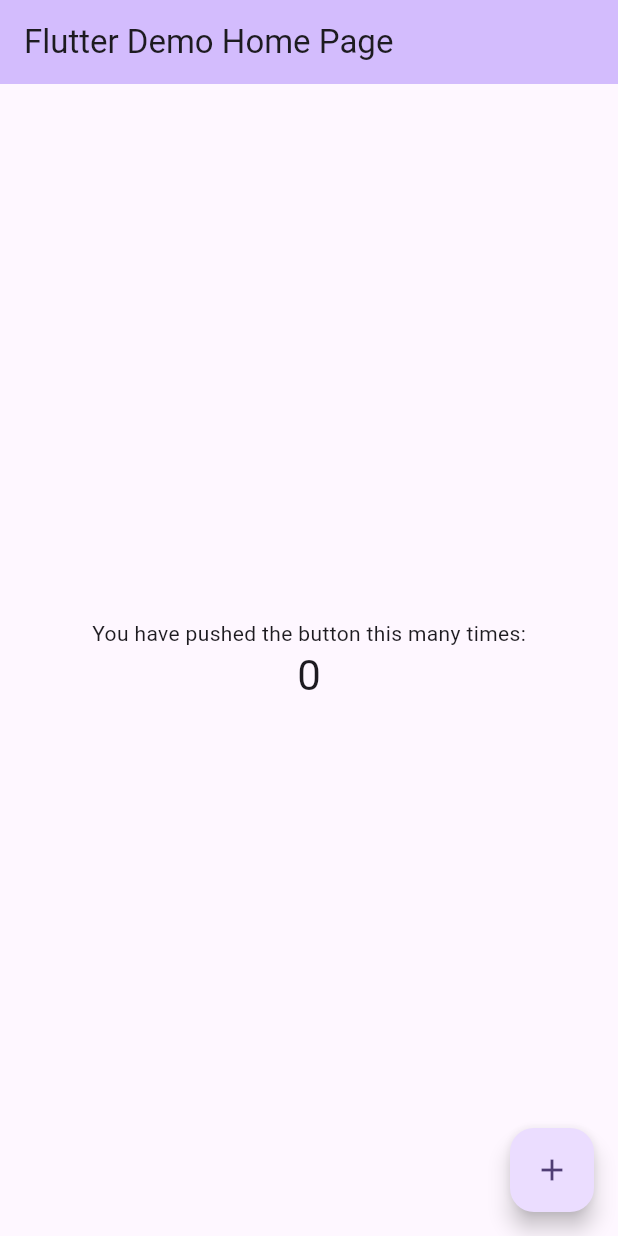
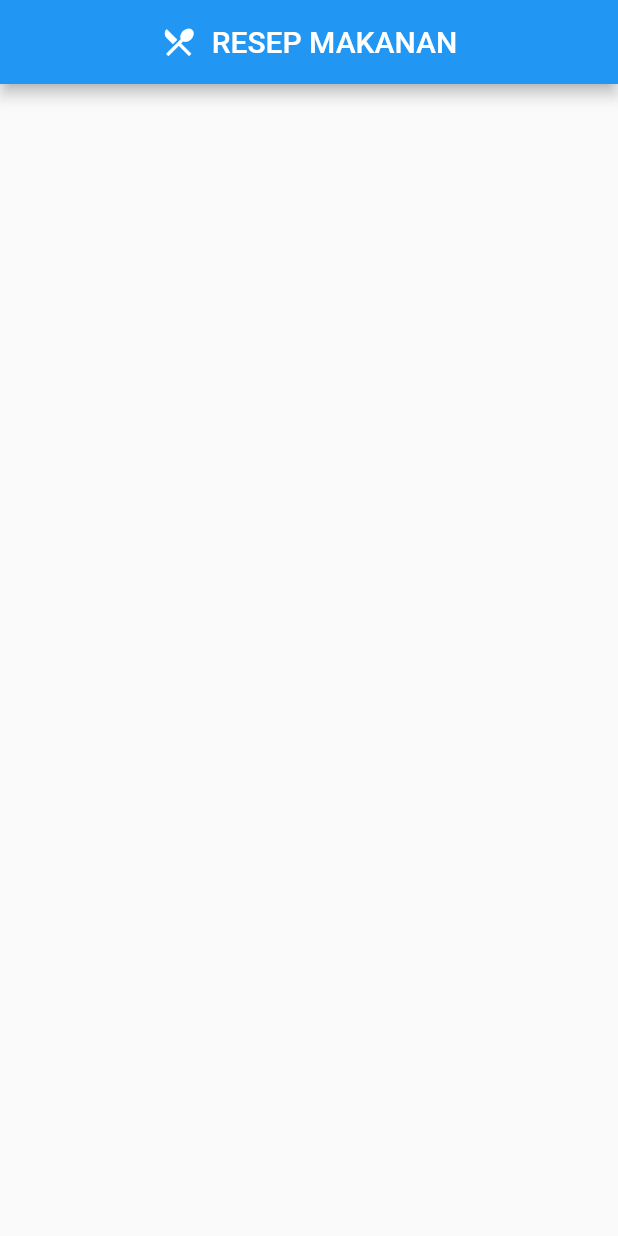
Before and after one commit to 4rip2405/last_project, a Flutter app: the screen it shows after launch, on a phone screen of 412 x 824 dp. Run offline on Flutter 3.47's test engine with Material 2 defaults, Android fonts, the phone set to English and light mode, and no system bars.

Commit message:
halaman home

```diff
--- a/lib/main.dart
+++ b/lib/main.dart
@@ -1,4 +1,5 @@
 import 'package:flutter/material.dart';
+import 'package:last_project/view/home.dart';
 
 void main() {
   runApp(const MyApp());
@@ -11,115 +12,12 @@ class MyApp extends StatelessWidget {
   @override
   Widget build(BuildContext context) {
     return MaterialApp(
-      title: 'Flutter Demo',
+      title: 'Resep Makanan',
       theme: ThemeData(
-        // This is the theme of your application.
-        //
-        // TRY THIS: Try running your application with "flutter run". You'll see
-        // the application has a blue toolbar. Then, without quitting the app,
-        // try changing the seedColor in the colorScheme below to Colors.green
-        // and then invoke "hot reload" (save your changes or press the "hot
-        // reload" button in a Flutter-supported IDE, or press "r" if you used
-        // the command line to start the app).
-        //
-        // Notice that the counter didn't reset back to zero; the application
-        // state is not lost during the reload. To reset the state, use hot
-        // restart instead.
-        //
-        // This works for code too, not just values: Most code changes can be
-        // tested with just a hot reload.
-        colorScheme: ColorScheme.fromSeed(seedColor: Colors.deepPurple),
-        useMaterial3: true,
-      ),
-      home: const MyHomePage(title: 'Flutter Demo Home Page'),
+        primarySwatch: Colors.blue,
+        primaryColor: Colors.white
+        ),
+      home: HomePage(),
     );
   }
 }
-
-class MyHomePage extends StatefulWidget {
-  const MyHomePage({super.key, required this.title});
-
-  // This widget is the home page of your application. It is stateful, meaning
-  // that it has a State object (defined below) that contains fields that affect
-  // how it looks.
-
-  // This class is the configuration for the state. It holds the values (in this
-  // case the title) provided by the parent (in this case the App widget) and
-  // used by the build method of the State. Fields in a Widget subclass are
-  // always marked "final".
-
-  final String title;
-
-  @override
-  State<MyHomePage> createState() => _MyHomePageState();
-}
-
-class _MyHomePageState extends State<MyHomePage> {
-  int _counter = 0;
-
-  void _incrementCounter() {
-    setState(() {
-      // This call to setState tells the Flutter framework that something has
-      // changed in this State, which causes it to rerun the build method below
-      // so that the display can reflect the updated values. If we changed
-      // _counter without calling setState(), then the build method would not be
-      // called again, and so nothing would appear to happen.
-      _counter++;
-    });
-  }
-
-  @override
-  Widget build(BuildContext context) {
-    // This method is rerun every time setState is called, for instance as done
-    // by the _incrementCounter method above.
-    //
-    // The Flutter framework has been optimized to make rerunning build methods
-    // fast, so that you can just rebuild anything that needs updating rather
-    // than having to individually change instances of widgets.
-    return Scaffold(
-      appBar: AppBar(
-        // TRY THIS: Try changing the color here to a specific color (to
-        // Colors.amber, perhaps?) and trigger a hot reload to see the AppBar
-        // change color while the other colors stay the same.
-        backgroundColor: Theme.of(context).colorScheme.inversePrimary,
-        // Here we take the value from the MyHomePage object that was created by
-        // the App.build method, and use it to set our appbar title.
-        title: Text(widget.title),
-      ),
-      body: Center(
-        // Center is a layout widget. It takes a single child and positions it
-        // in the middle of the parent.
-        child: Column(
-          // Column is also a layout widget. It takes a list of children and
-          // arranges them vertically. By default, it sizes itself to fit its
-          // children horizontally, and tries to be as tall as its parent.
-          //
-          // Column has various properties to control how it sizes itself and
-          // how it positions its children. Here we use mainAxisAlignment to
-          // center the children vertically; the main axis here is the vertical
-          // axis because Columns are vertical (the cross axis would be
-          // horizontal).
-          //
-          // TRY THIS: Invoke "debug painting" (choose the "Toggle Debug Paint"
-          // action in the IDE, or press "p" in the console), to see the
-          // wireframe for each widget.
-          mainAxisAlignment: MainAxisAlignment.center,
-          children: <Widget>[
-            const Text(
-              'You have pushed the button this many times:',
-            ),
-            Text(
-              '$_counter',
-              style: Theme.of(context).textTheme.headlineMedium,
-            ),
-          ],
-        ),
-      ),
-      floatingActionButton: FloatingActionButton(
-        onPressed: _incrementCounter,
-        tooltip: 'Increment',
-        child: const Icon(Icons.add),
-      ), // This trailing comma makes auto-formatting nicer for build methods.
-    );
-  }
-}
--- /dev/null
+++ b/lib/view/home.dart
@@ -0,0 +1,26 @@
+import 'package:flutter/material.dart';
+
+class HomePage extends StatefulWidget {
+  const HomePage({super.key});
+
+  @override
+  State<HomePage> createState() => _HomePageState();
+}
+
+class _HomePageState extends State<HomePage> {
+  @override
+  Widget build(BuildContext context) {
+    return Scaffold(
+      appBar: AppBar(
+        title: Row(
+          mainAxisAlignment: MainAxisAlignment.center,
+          children: [
+            Icon(Icons.restaurant_menu),
+            SizedBox(width: 10),
+            Text("RESEP MAKANAN")
+          ],
+        ),
+      ),
+    );
+  }
+}
--- a/lib/view/main.dart
+++ /dev/null
@@ -1,22 +0,0 @@
-import 'package:flutter/material.dart';
-
-void main() {
-  runApp(const MyApp());
-}
-
-class MyApp extends StatelessWidget {
-  const MyApp({super.key});
-
-  // This widget is the root of your application.
-  @override
-  Widget build(BuildContext context) {
-    return MaterialApp(
-      title: 'Resep Makanan',
-      theme: ThemeData(
-        primarySwatch: Colors.blue,
-        primaryColor: Colors.white,textTheme:
-        TextTheme(TextStyle (color: Colors.white))),
-      home: Scaffold(),
-    );
-  }
-}
```
